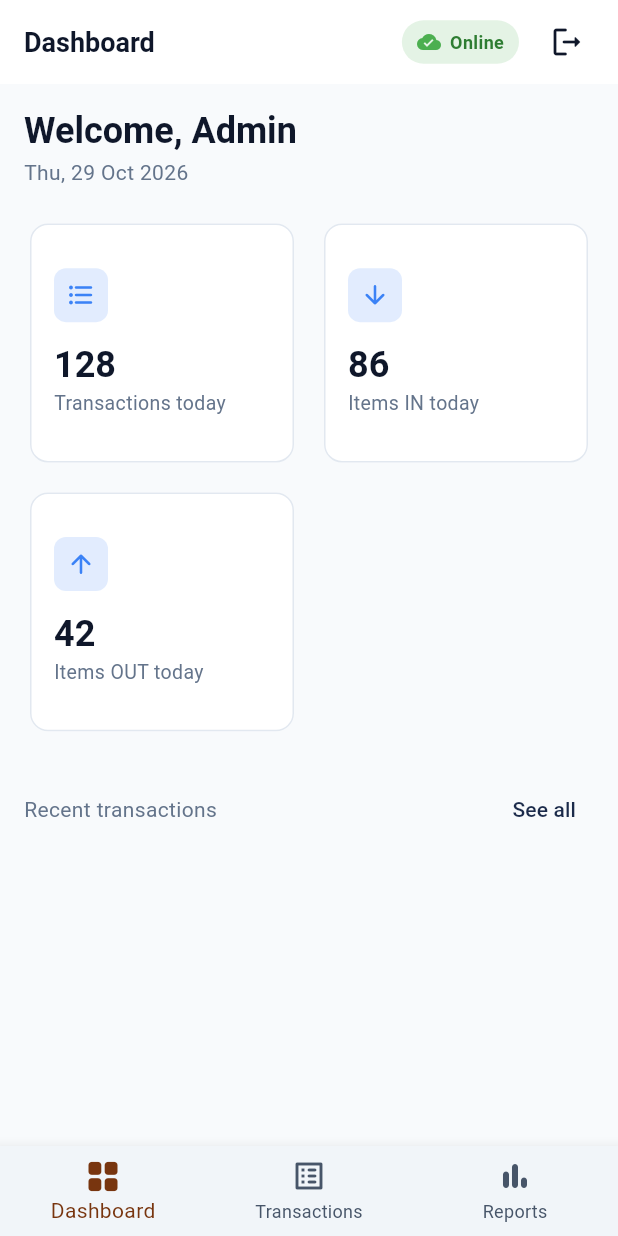
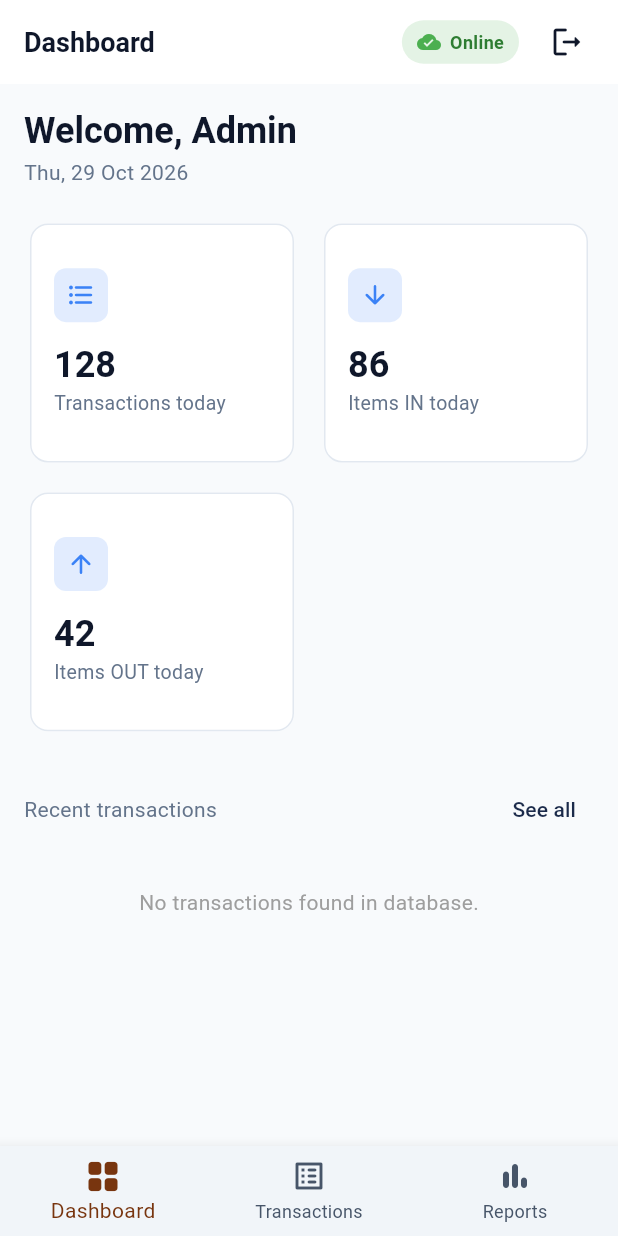
Before and after one commit to Raheeq2004/aral-inventory, a Flutter app: the screen it shows after launch, on a phone screen of 412 x 824 dp. Run offline on Flutter 3.47's test engine with Material 3 defaults, Android fonts, the phone set to English and light mode, and no system bars; our stand-ins replace connectivity_plus, firebase_core, firebase_database; accounts and stored records are empty.

Commit message:
finished the dashboard page and the transaction component firstinitialization with getting its data from the database

```diff
--- a/lib/Admin/Dashboard/admin_dashboard.dart
+++ b/lib/Admin/Dashboard/admin_dashboard.dart
@@ -1,5 +1,5 @@
 import 'package:aral_project/Admin/Dashboard/metric_card.dart';
-import 'package:aral_project/Admin/Dashboard/recent_transaction_section.dart';
+import 'package:aral_project/Admin/components/transactions.dart';
 import 'package:flutter/material.dart';
 import 'package:intl/intl.dart';
 
@@ -15,7 +15,6 @@ class _AdminDashboardState extends State<AdminDashboard> {
   Widget build(BuildContext context) {
     String formattedDate = DateFormat('EEE, d MMM y').format(DateTime.now());
 
-    // Pull text theme shortcuts for cleaner code
     final textTheme = Theme.of(context).textTheme;
 
     return SingleChildScrollView(
@@ -25,16 +24,13 @@ class _AdminDashboardState extends State<AdminDashboard> {
         children: [
           Text(
             'Welcome, Admin',
+
             style: textTheme.displaySmall?.copyWith(
               fontWeight: FontWeight.bold,
             ),
           ),
           const SizedBox(height: 4),
-          Text(
-            formattedDate,
-            style:
-                textTheme.bodyMedium, // Automatically uses textColorSecondary
-          ),
+          Text(formattedDate, style: textTheme.bodyMedium),
           const SizedBox(height: 20),
           GridView.count(
             crossAxisCount: 2,
@@ -62,7 +58,15 @@ class _AdminDashboardState extends State<AdminDashboard> {
             ],
           ),
           const SizedBox(height: 24),
-          const RecentTransactionsSection(),
+          Row(
+            mainAxisAlignment: MainAxisAlignment.spaceBetween,
+            children: [
+              Text('Recent transactions'),
+              TextButton(onPressed: () {}, child: Text('See all')),
+            ],
+          ),
+          const SizedBox(height: 8),
+          const TransactionsCard(),
         ],
       ),
     );
--- a/lib/Admin/Dashboard/recent_transaction_section.dart
+++ /dev/null
@@ -1,27 +0,0 @@
-import 'package:flutter/material.dart';
-
-class RecentTransactionsSection extends StatelessWidget {
-  const new({super.key});
-
-  @override
-  Widget build(BuildContext context) {
-    return Column(
-      children: [
-        Row(
-          mainAxisAlignment: MainAxisAlignment.spaceBetween,
-          children: [
-            Text('Recent transactions'),
-            TextButton(onPressed: () {}, child: Text('See all')),
-          ],
-        ),
-        SizedBox(height: 20),
-        // ListView.builder(
-        //   itemCount: 1,
-        //   itemBuilder: (context, index) {
-        //     return Card(child: ListTile(title: Text("GHI")));
-        //   },
-        // ),
-      ],
-    );
-  }
-}
--- /dev/null
+++ b/lib/Admin/Models/transactions_model.dart
@@ -0,0 +1,53 @@
+class TransactionModel {
+  final String? transactionId;
+  final String itemCode;
+  final String itemName;
+  final String locationCode;
+  final int quantity;
+  final String direction;
+  final String type;
+  final String workerId;
+  final DateTime timestamp;
+
+  TransactionModel({
+    this.transactionId,
+    required this.itemCode,
+    required this.itemName,
+    required this.locationCode,
+    required this.quantity,
+    required this.direction,
+    required this.type,
+    required this.workerId,
+    required this.timestamp,
+  });
+
+  factory TransactionModel.fromMap(Map<String, dynamic> map, String id) {
+    return TransactionModel(
+      transactionId: id,
+      itemCode: map['itemCode'] ?? '',
+      itemName: map['itemName'] ?? '',
+      locationCode: map['locationCode'] ?? '',
+      quantity: (map['quantity'] as num?)?.toInt() ?? 0,
+      direction: map['direction'] ?? '',
+      type: map['type'] ?? '',
+      workerId: map['workerId'] ?? '',
+      timestamp: map['timestamp'] != null
+          ? DateTime.parse(map['timestamp'])
+          : DateTime.now(),
+    );
+  }
+
+  Map<String, dynamic> toJson() {
+    return {
+      'transactionId': transactionId,
+      'itemCode': itemCode,
+      'itemName': itemName,
+      'locationCode': locationCode,
+      'quantity': quantity,
+      'direction': direction,
+      'type': type,
+      'workerId': workerId,
+      'timestamp': timestamp.toIso8601String(),
+    };
+  }
+}
--- a/lib/Admin/admin_routing.dart
+++ b/lib/Admin/admin_routing.dart
@@ -1,6 +1,8 @@
 import 'package:aral_project/Admin/Dashboard/admin_dashboard.dart';
+import 'package:aral_project/Admin/providers/transaction_data.dart';
 import 'package:aral_project/Internet%20Connectivity/connectivity_badge.dart';
 import 'package:flutter/material.dart';
+import 'package:provider/provider.dart';
 
 class AdminRouting extends StatefulWidget {
   const AdminRouting({super.key});
@@ -10,6 +12,15 @@ class AdminRouting extends StatefulWidget {
 }
 
 class _AdminRoutingState extends State<AdminRouting> {
+  @override
+  void initState() {
+    super.initState();
+    // Safely fetch transactions after the first frame is rendered
+    WidgetsBinding.instance.addPostFrameCallback((_) {
+      Provider.of<TransactionData>(context, listen: false).getTransactions();
+    });
+  }
+
   int _currentIndex = 0;
   final List<Widget> _screens = [const AdminDashboard()];
   @override
--- /dev/null
+++ b/lib/Admin/components/transactions.dart
@@ -0,0 +1,56 @@
+import 'package:aral_project/Admin/Models/transactions_model.dart';
+import 'package:aral_project/Admin/providers/transaction_data.dart';
+import 'package:flutter/material.dart';
+import 'package:provider/provider.dart';
+
+class TransactionsCard extends StatelessWidget {
+  const TransactionsCard({super.key});
+
+  @override
+  Widget build(BuildContext context) {
+    return Consumer<TransactionData>(
+      builder: (context, transactionData, child) {
+        if (transactionData.isLoading) {
+          return const Center(
+            child: Padding(
+              padding: EdgeInsets.all(20.0),
+              child: CircularProgressIndicator(),
+            ),
+          );
+        }
+
+        if (transactionData.transactionDataList.isEmpty) {
+          return const Center(
+            child: Padding(
+              padding: EdgeInsets.all(20.0),
+              child: Text(
+                'No transactions found in database.',
+                style: TextStyle(color: Colors.grey),
+              ),
+            ),
+          );
+        }
+
+        return ListView.builder(
+          itemCount: transactionData.transactionDataList.length,
+          shrinkWrap: true,
+          physics: const NeverScrollableScrollPhysics(),
+          itemBuilder: (context, index) {
+            TransactionModel tx = transactionData.transactionDataList[index];
+            return Card(
+              margin: const EdgeInsets.symmetric(vertical: 4),
+              child: ListTile(
+                title: Text(tx.itemName),
+                subtitle: Text("Type: ${tx.type} | Qty: ${tx.quantity}"),
+                trailing: Text(
+                  tx.timestamp.toLocal().toString().split('.')[0],
+                  style: const TextStyle(fontSize: 12, color: Colors.grey),
+                ),
+              ),
+            );
+          },
+        );
+      },
+    );
+  }
+}
```
Also changed, not shown: lib/Admin/providers/transaction_data.dart (added, +40 -0 lines), lib/main.dart (+17 -2 lines), firebase.json (added), lib/firebase_options.dart (added), 3 other files.
